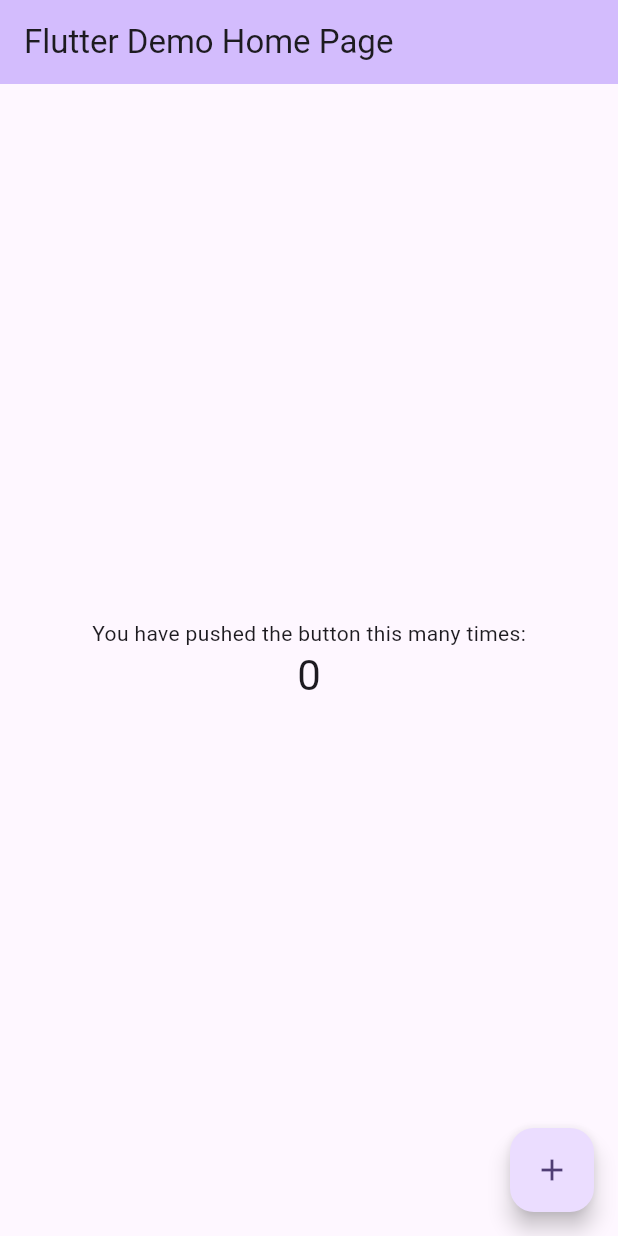
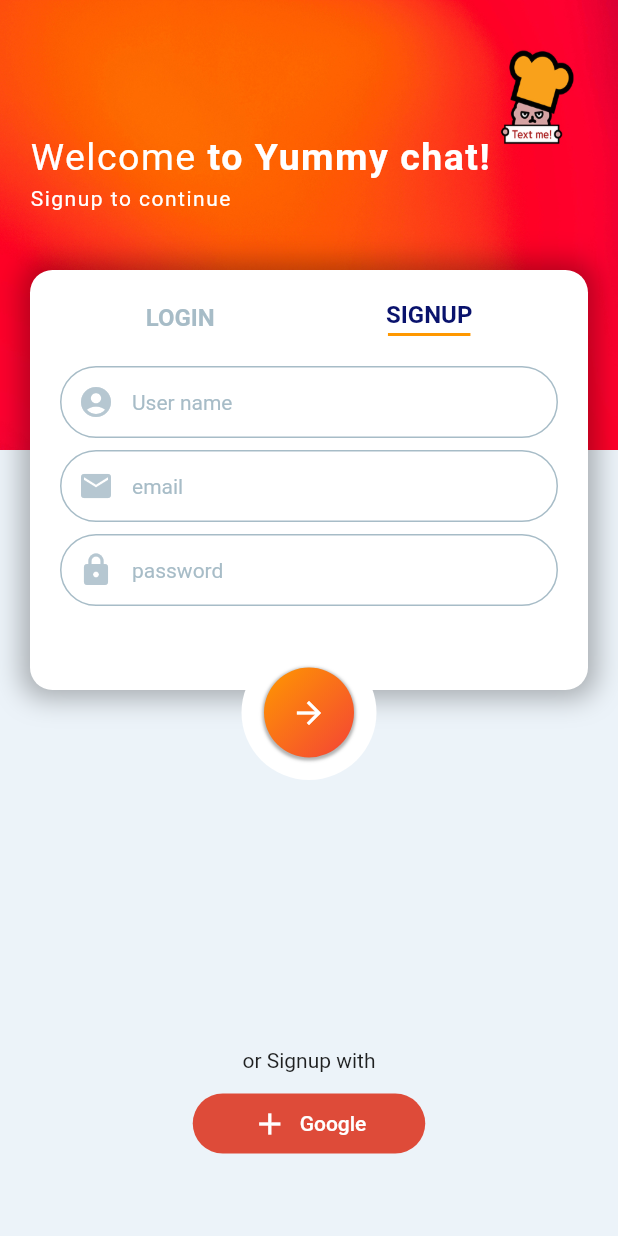
Before and after one commit to heyhjs/chef_chat_app, a Flutter app: the screen it shows after launch, on a phone screen of 412 x 824 dp. Run offline on Flutter 3.47's test engine with Material 2 defaults, Android fonts, the phone set to English and light mode, and no system bars.

Commit message:
make LoginSignupScreen UI

```diff
--- /dev/null
+++ b/lib/config/palette.dart
@@ -0,0 +1,11 @@
+import 'package:flutter/painting.dart';
+
+class Palette {
+  static const Color iconColor = Color(0xFFB6C7D1);
+  static const Color activeColor = Color(0xFF09126C);
+  static const Color textColor1 = Color(0XFFA7BCC7);
+  static const Color textColor2 = Color(0XFF9BB3C0);
+  static const Color facebookColor = Color(0xFF3B5999);
+  static const Color googleColor = Color(0xFFDE4B39);
+  static const Color backgroundColor = Color(0xFFECF3F9);
+}
--- a/lib/main.dart
+++ b/lib/main.dart
@@ -1,3 +1,4 @@
+import 'package:chef_chat_app/screens/main_screen.dart';
 import 'package:flutter/material.dart';
 
 void main() {
@@ -13,113 +14,9 @@
     return MaterialApp(
       title: 'Flutter Demo',
       theme: ThemeData(
-        // This is the theme of your application.
-        //
-        // TRY THIS: Try running your application with "flutter run". You'll see
-        // the application has a blue toolbar. Then, without quitting the app,
-        // try changing the seedColor in the colorScheme below to Colors.green
-        // and then invoke "hot reload" (save your changes or press the "hot
-        // reload" button in a Flutter-supported IDE, or press "r" if you used
-        // the command line to start the app).
-        //
-        // Notice that the counter didn't reset back to zero; the application
-        // state is not lost during the reload. To reset the state, use hot
-        // restart instead.
-        //
-        // This works for code too, not just values: Most code changes can be
-        // tested with just a hot reload.
-        colorScheme: ColorScheme.fromSeed(seedColor: Colors.deepPurple),
-        useMaterial3: true,
+        primarySwatch: Colors.blue,
       ),
-      home: const MyHomePage(title: 'Flutter Demo Home Page'),
+      home: const LoginSignupScreen(),
     );
   }
 }
-
-class MyHomePage extends StatefulWidget {
-  const MyHomePage({super.key, required this.title});
-
-  // This widget is the home page of your application. It is stateful, meaning
-  // that it has a State object (defined below) that contains fields that affect
-  // how it looks.
-
-  // This class is the configuration for the state. It holds the values (in this
-  // case the title) provided by the parent (in this case the App widget) and
-  // used by the build method of the State. Fields in a Widget subclass are
-  // always marked "final".
-
-  final String title;
-
-  @override
-  State<MyHomePage> createState() => _MyHomePageState();
-}
-
-class _MyHomePageState extends State<MyHomePage> {
-  int _counter = 0;
-
-  void _incrementCounter() {
-    setState(() {
-      // This call to setState tells the Flutter framework that something has
-      // changed in this State, which causes it to rerun the build method below
-      // so that the display can reflect the updated values. If we changed
-      // _counter without calling setState(), then the build method would not be
-      // called again, and so nothing would appear to happen.
-      _counter++;
-    });
-  }
-
-  @override
-  Widget build(BuildContext context) {
-    // This method is rerun every time setState is called, for instance as done
-    // by the _incrementCounter method above.
-    //
-    // The Flutter framework has been optimized to make rerunning build methods
-    // fast, so that you can just rebuild anything that needs updating rather
-    // than having to individually change instances of widgets.
-    return Scaffold(
-      appBar: AppBar(
-        // TRY THIS: Try changing the color here to a specific color (to
-        // Colors.amber, perhaps?) and trigger a hot reload to see the AppBar
-        // change color while the other colors stay the same.
-        backgroundColor: Theme.of(context).colorScheme.inversePrimary,
-        // Here we take the value from the MyHomePage object that was created by
-        // the App.build method, and use it to set our appbar title.
-        title: Text(widget.title),
-      ),
-      body: Center(
-        // Center is a layout widget. It takes a single child and positions it
-        // in the middle of the parent.
-        child: Column(
-          // Column is also a layout widget. It takes a list of children and
-          // arranges them vertically. By default, it sizes itself to fit its
-          // children horizontally, and tries to be as tall as its parent.
-          //
-          // Column has various properties to control how it sizes itself and
-          // how it positions its children. Here we use mainAxisAlignment to
-          // center the children vertically; the main axis here is the vertical
-          // axis because Columns are vertical (the cross axis would be
-          // horizontal).
-          //
-          // TRY THIS: Invoke "debug painting" (choose the "Toggle Debug Paint"
-          // action in the IDE, or press "p" in the console), to see the
-          // wireframe for each widget.
-          mainAxisAlignment: MainAxisAlignment.center,
-          children: <Widget>[
-            const Text(
-              'You have pushed the button this many times:',
-            ),
-            Text(
-              '$_counter',
-              style: Theme.of(context).textTheme.headlineMedium,
-            ),
-          ],
-        ),
-      ),
-      floatingActionButton: FloatingActionButton(
-        onPressed: _incrementCounter,
-        tooltip: 'Increment',
-        child: const Icon(Icons.add),
-      ), // This trailing comma makes auto-formatting nicer for build methods.
-    );
-  }
-}
--- /dev/null
+++ b/lib/screens/main_screen.dart
@@ -0,0 +1,428 @@
+import 'package:chef_chat_app/config/palette.dart';
+import 'package:flutter/material.dart';
+
+class LoginSignupScreen extends StatefulWidget {
+  const LoginSignupScreen({super.key});
+
+  @override
+  State<LoginSignupScreen> createState() => _LoginSignupScreenState();
+}
+
+class _LoginSignupScreenState extends State<LoginSignupScreen> {
+  bool isSignupScreen = true;
+  @override
+  Widget build(BuildContext context) {
+    return Scaffold(
+      backgroundColor: Palette.backgroundColor,
+      body: Stack(
+        children: [
+          Positioned(
+            top: 0,
+            right: 0,
+            left: 0,
+            child: Container(
+              height: 300,
+              decoration: const BoxDecoration(
+                image: DecorationImage(
+                  image: AssetImage('image/red.jpg'),
+                  fit: BoxFit.fill,
+                ),
+              ),
+              child: Container(
+                padding: const EdgeInsets.only(
+                  top: 90,
+                  left: 20,
+                ),
+                child: Column(
+                  crossAxisAlignment: CrossAxisAlignment.start,
+                  children: [
+                    RichText(
+                      text: TextSpan(
+                        text: 'Welcome',
+                        style: const TextStyle(
+                          letterSpacing: 1,
+                          fontSize: 25,
+                          color: Colors.white,
+                        ),
+                        children: [
+                          TextSpan(
+                            text: isSignupScreen ? ' to Yummy chat!' : ' back',
+                            style: const TextStyle(
+                              letterSpacing: 1,
+                              fontSize: 25,
+                              color: Colors.white,
+                              fontWeight: FontWeight.bold,
+                            ),
+                          )
+                        ],
+                      ),
+                    ),
+                    const SizedBox(
+                      height: 5,
+                    ),
+                    Text(
+                      isSignupScreen
+                          ? 'Signup to continue'
+                          : 'Signin to continue',
+                      style: const TextStyle(
+                        letterSpacing: 1,
+                        color: Colors.white,
+                      ),
+                    )
+                  ],
+                ),
+              ),
+            ),
+          ),
+          // 배경
+          AnimatedPositioned(
+            duration: const Duration(
+              milliseconds: 500,
+            ),
+            curve: Curves.easeIn,
+            top: 180,
+            child: AnimatedContainer(
+              duration: const Duration(
+                milliseconds: 500,
+              ),
+              curve: Curves.easeIn,
+              padding: const EdgeInsets.all(20),
+              height: isSignupScreen ? 280 : 250,
+              width: MediaQuery.of(context).size.width - 40,
+              margin: const EdgeInsets.symmetric(horizontal: 20),
+              decoration: BoxDecoration(
+                color: Colors.white,
+                borderRadius: BorderRadius.circular(15),
+                boxShadow: [
+                  BoxShadow(
+                    color: Colors.black.withOpacity(0.3),
+                    blurRadius: 15,
+                    spreadRadius: 5,
+                  ),
+                ],
+              ),
+              child: Column(
+                children: [
+                  Row(
+                    mainAxisAlignment: MainAxisAlignment.spaceAround,
+                    children: [
+                      GestureDetector(
+                        onTap: () {
+                          setState(() {
+                            isSignupScreen = false;
+                          });
+                        },
+                        child: Column(
+                          children: [
+                            Text(
+                              'LOGIN',
+                              style: TextStyle(
+                                fontSize: 16,
+                                fontWeight: FontWeight.bold,
+                                color: !isSignupScreen
+                                    ? Palette.activeColor
+                                    : Palette.textColor1,
+                              ),
+                            ),
+                            if (!isSignupScreen)
+                              Container(
+                                margin: const EdgeInsets.only(top: 3),
+                                height: 2,
+                                width: 55,
+                                color: Colors.orange,
+                              ),
+                          ],
+                        ),
+                      ),
+                      GestureDetector(
+                        onTap: () {
+                          setState(() {
+                            isSignupScreen = true;
+                          });
+                        },
+                        child: Column(
+                          children: [
+                            Text(
+                              'SIGNUP',
+                              style: TextStyle(
+                                fontSize: 16,
+                                fontWeight: FontWeight.bold,
+                                color: isSignupScreen
+                                    ? Palette.activeColor
+                                    : Palette.textColor1,
+                              ),
+                            ),
+                            if (isSignupScreen)
+                              Container(
+                                margin: const EdgeInsets.only(top: 3),
+                                height: 2,
+                                width: 55,
+                                color: Colors.orange,
+                              ),
+                          ],
+                        ),
+                      ),
+                    ],
+                  ),
+                  if (isSignupScreen)
+                    Container(
+                      margin: const EdgeInsets.only(
+                        top: 20,
+                      ),
+                      child: Form(
+                        child: Column(
+                          children: [
+                            TextFormField(
+                              decoration: const InputDecoration(
+                                prefixIcon: Icon(
+                                  Icons.account_circle,
+                                  color: Palette.iconColor,
+                                ),
+                                enabledBorder: OutlineInputBorder(
+                                  borderSide: BorderSide(
+                                    color: Palette.textColor1,
+                                  ),
+                                  borderRadius: BorderRadius.all(
+                                    Radius.circular(35),
+                                  ),
+                                ),
+                                focusedBorder: OutlineInputBorder(
+                                  borderSide: BorderSide(
+                                    color: Palette.textColor1,
+                                  ),
+                                  borderRadius: BorderRadius.all(
+                                    Radius.circular(35),
+                                  ),
+                                ),
+                                hintText: 'User name',
+                                hintStyle: TextStyle(
+                                  fontSize: 14,
+                                  color: Palette.textColor1,
+                                ),
+                                contentPadding: EdgeInsets.all(10),
+                              ),
+                            ),
+                            const SizedBox(
+                              height: 8,
+                            ),
+                            TextFormField(
+                              decoration: const InputDecoration(
+                                prefixIcon: Icon(
+                                  Icons.email,
+                                  color: Palette.iconColor,
+                                ),
+                                enabledBorder: OutlineInputBorder(
+                                  borderSide: BorderSide(
+                                    color: Palette.textColor1,
+                                  ),
+                                  borderRadius: BorderRadius.all(
+                                    Radius.circular(35),
+                                  ),
+                                ),
+                                focusedBorder: OutlineInputBorder(
+                                  borderSide: BorderSide(
+                                    color: Palette.textColor1,
+                                  ),
+                                  borderRadius: BorderRadius.all(
+                                    Radius.circular(35),
+                                  ),
+                                ),
+                                hintText: 'email',
+                                hintStyle: TextStyle(
+                                  fontSize: 14,
+                                  color: Palette.textColor1,
+                                ),
+                                contentPadding: EdgeInsets.all(10),
+                              ),
+                            ),
+                            const SizedBox(
+                              height: 8,
+                            ),
+                            TextFormField(
+                              decoration: const InputDecoration(
+                                prefixIcon: Icon(
+                                  Icons.lock,
+                                  color: Palette.iconColor,
+                                ),
+                                enabledBorder: OutlineInputBorder(
+                                  borderSide: BorderSide(
+                                    color: Palette.textColor1,
+                                  ),
+                                  borderRadius: BorderRadius.all(
+                                    Radius.circular(35),
+                                  ),
+                                ),
+                                focusedBorder: OutlineInputBorder(
+                                  borderSide: BorderSide(
+                                    color: Palette.textColor1,
+                                  ),
+                                  borderRadius: BorderRadius.all(
+                                    Radius.circular(35),
+                                  ),
+                                ),
+                                hintText: 'password',
+                                hintStyle: TextStyle(
+                                  fontSize: 14,
+                                  color: Palette.textColor1,
+                                ),
+                                contentPadding: EdgeInsets.all(10),
+                              ),
+                            ),
+                          ],
+                        ),
+                      ),
+                    ),
+                  if (!isSignupScreen)
+                    Container(
+                      margin: const EdgeInsets.only(top: 20),
+                      child: Form(
+                          child: Column(
+                        children: [
+                          TextFormField(
+                            decoration: const InputDecoration(
+                              prefixIcon: Icon(
+                                Icons.email,
+                                color: Palette.iconColor,
+                              ),
+                              enabledBorder: OutlineInputBorder(
+                                borderSide: BorderSide(
+                                  color: Palette.textColor1,
+                                ),
+                                borderRadius: BorderRadius.all(
+                                  Radius.circular(35),
+                                ),
+                              ),
+                              focusedBorder: OutlineInputBorder(
+                                borderSide: BorderSide(
+                                  color: Palette.textColor1,
+                                ),
+                                borderRadius: BorderRadius.all(
+                                  Radius.circular(35),
+                                ),
+                              ),
+                              hintText: 'email',
+                              hintStyle: TextStyle(
+                                fontSize: 14,
+                                color: Palette.textColor1,
+                              ),
+                              contentPadding: EdgeInsets.all(10),
+                            ),
+                          ),
+                          const SizedBox(
+                            height: 8,
+                          ),
+                          TextFormField(
+                            decoration: const InputDecoration(
+                              prefixIcon: Icon(
+                                Icons.lock,
+                                color: Palette.iconColor,
+                              ),
+                              enabledBorder: OutlineInputBorder(
+                                borderSide: BorderSide(
+                                  color: Palette.textColor1,
+                                ),
+                                borderRadius: BorderRadius.all(
+                                  Radius.circular(35),
+                                ),
+                              ),
+                              focusedBorder: OutlineInputBorder(
+                                borderSide: BorderSide(
+                                  color: Palette.textColor1,
+                                ),
+                                borderRadius: BorderRadius.all(
+                                  Radius.circular(35),
+                                ),
+                              ),
+                              hintText: 'password',
+                              hintStyle: TextStyle(
+                                fontSize: 14,
+                                color: Palette.textColor1,
+                              ),
+                              contentPadding: EdgeInsets.all(10),
+                            ),
+                          ),
+                        ],
+                      )),
+                    ),
+                ],
+              ),
+            ),
+          ),
+          // 텍스트 폼 필드
+          AnimatedPositioned(
+            duration: const Duration(
+              milliseconds: 500,
+            ),
+            curve: Curves.easeIn,
+            top: isSignupScreen ? 430 : 390,
+            left: 0,
+            right: 0,
+            child: Center(
+              child: Container(
+                padding: const EdgeInsets.all(15),
+                height: 90,
+                width: 90,
+                decoration: BoxDecoration(
+                  color: Colors.white,
+                  borderRadius: BorderRadius.circular(50),
+                ),
+                child: Container(
+                  decoration: BoxDecoration(
+                    gradient: const LinearGradient(
+                      colors: [
+                        Colors.orange,
+                        Colors.red,
+                      ],
+                      begin: Alignment.topLeft,
+                      end: Alignment.bottomRight,
+                    ),
+                    borderRadius: BorderRadius.circular(30),
+                    boxShadow: [
+                      BoxShadow(
+                        color: Colors.black.withOpacity(0.3),
+                        spreadRadius: 1,
+                        blurRadius: 1,
+                        offset: const Offset(0, 1),
+                      )
+                    ],
+                  ),
+                  child: const Icon(
+                    Icons.arrow_forward,
+                    color: Colors.white,
+                  ),
+                ),
+              ),
+            ),
+          ),
+          // 전송버튼
+          Positioned(
+            top: MediaQuery.of(context).size.height - 125,
+            right: 0,
+            left: 0,
+            child: Column(
+              children: [
+                Text(isSignupScreen ? 'or Signup with' : 'or Signin with'),
+                const SizedBox(
+                  height: 10,
+                ),
+                TextButton.icon(
+                  onPressed: () {},
+                  style: TextButton.styleFrom(
+                    foregroundColor: Colors.white,
+                    minimumSize: const Size(155, 40),
+                    shape: RoundedRectangleBorder(
+                      borderRadius: BorderRadius.circular(20),
+                    ),
+                    backgroundColor: Palette.googleColor,
+                  ),
+                  icon: const Icon(Icons.add),
+                  label: const Text('Google'),
+                )
+              ],
+            ),
+          ),
+        ],
+      ),
+    );
+  }
+}
```
Also changed, not shown: pubspec.yaml (+5 -5 lines), image/red.jpg (added).
